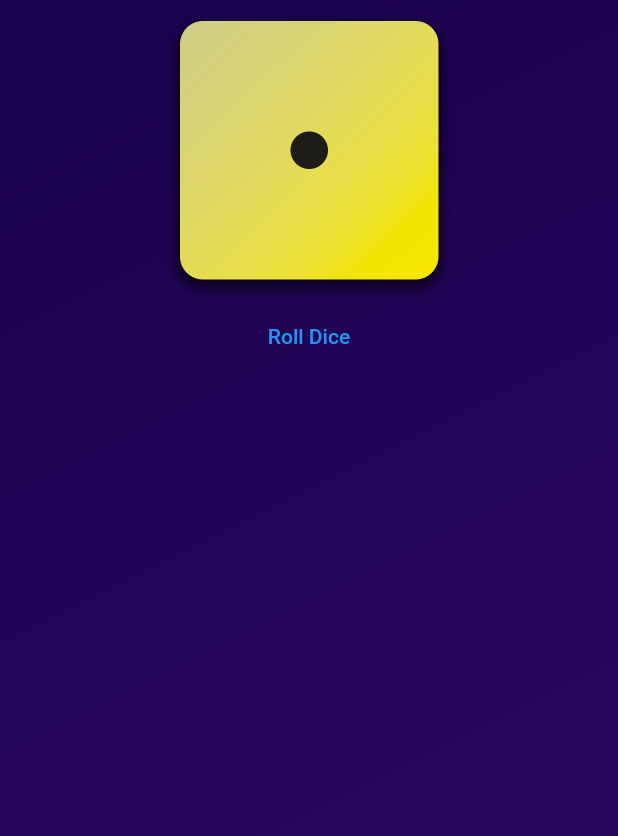
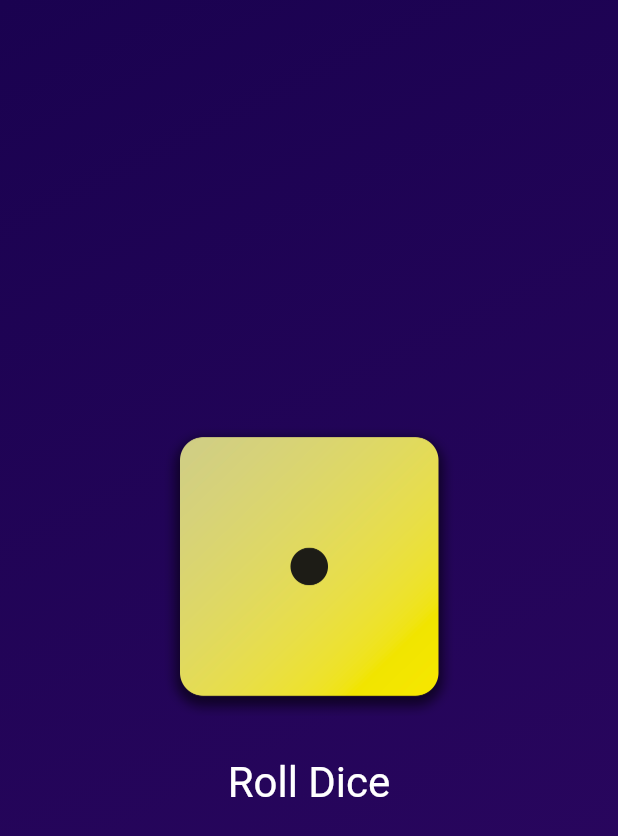
Before and after one commit to Mohammad-Harkous/Flutter-Training, a Flutter app: the screen it shows after launch, on a phone screen of 412 x 824 dp. Shown: the top 836 px of the screen. Run offline on Flutter 3.47's test engine with Material 2 defaults, Android fonts, the phone set to English and light mode, and no system bars.

Commit message:
add styling to button

```diff
--- a/roll_dice/lib/gradient_container.dart
+++ b/roll_dice/lib/gradient_container.dart
@@ -22,13 +22,24 @@ class GradientContainer extends StatelessWidget {
       ),
       child: Center(
         child: Column(
+          mainAxisSize: MainAxisSize.min,
           children: [
             Image.asset(
               'assets/images/dice-1.png',
               width: 200,
             ),
+            const SizedBox(
+              height: 20,
+            ),
             TextButton(
               onPressed: rollDice,
+              style: TextButton.styleFrom(
+                // padding: const EdgeInsets.only(top: 20),
+                foregroundColor: Colors.white,
+                textStyle: const TextStyle(
+                  fontSize: 28,
+                ),
+              ),
               child: const Text('Roll Dice'),
             ),
           ],
```
